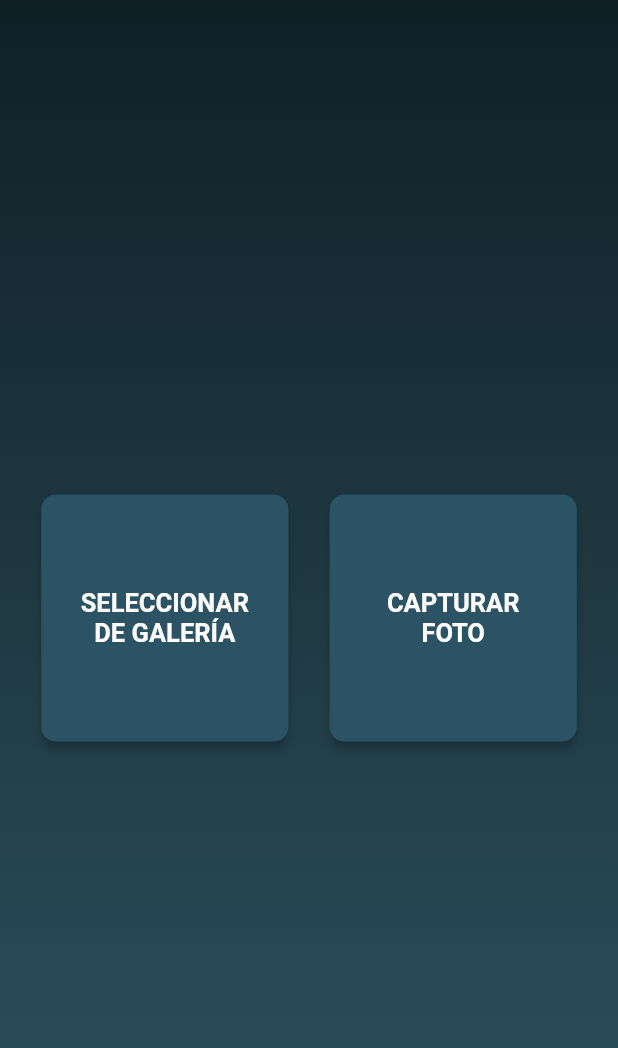
After one commit to Piero16301/DENV_Mobile, a Flutter app: the GetImagePage screen opened by its route, on a phone screen of 412 x 824 dp. The commit adds this screen. Shown: the top 1048 px of the screen. Run offline on Flutter 3.47's test engine with Material 2 defaults, Android fonts, the phone set to English and light mode, and no system bars; our stand-ins replace geolocator, google_maps_flutter, image_picker; missing offline and left inert: google_geocoding, mime_type.

Commit message:
Se termina la subida de fotos y guardado en base de datos

```diff
--- a/lib/main.dart
+++ b/lib/main.dart
@@ -1,6 +1,8 @@
-import 'package:deteccion_zonas_dengue/sources/pages/report_area_comment_page.dart';
+import 'package:deteccion_zonas_dengue/sources/pages/upload_image_page.dart';
 import 'package:flutter/material.dart';
 
+import 'package:deteccion_zonas_dengue/sources/pages/report_area_comment_page.dart';
+import 'package:deteccion_zonas_dengue/sources/pages/get_image_page.dart';
 import 'package:deteccion_zonas_dengue/sources/pages/home_page.dart';
 import 'package:deteccion_zonas_dengue/sources/pages/report_area_page.dart';
 import 'package:deteccion_zonas_dengue/sources/pages/view_map_page.dart';
@@ -23,6 +25,8 @@ class MyApp extends StatelessWidget {
         'view_map'            : (BuildContext context) => const ViewMapPage(),
         'report_area'         : (BuildContext context) => const ReportAreaPage(),
         'report_area_comment' : (BuildContext context) => const ReportAreaComment(),
+        'get_image'           : (BuildContext context) => const GetImagePage(),
+        'upload_image'        : (BuildContext context) => const UploadImagePage(),
       },
     );
   }
--- /dev/null
+++ b/lib/sources/pages/get_image_page.dart
@@ -0,0 +1,103 @@
+import 'package:flutter/material.dart';
+import 'dart:io';
+import 'package:image_picker/image_picker.dart';
+
+class GetImagePage extends StatefulWidget {
+  const GetImagePage({Key? key}) : super(key: key);
+
+  @override
+  _GetImagePageState createState() => _GetImagePageState();
+}
+
+class _GetImagePageState extends State<GetImagePage> {
+  late File image;
+
+  @override
+  Widget build(BuildContext context) {
+    final _size = MediaQuery.of(context).size;
+
+    return Scaffold(
+      body: Container(
+        height: _size.height,
+        width: _size.width,
+        decoration: const BoxDecoration(
+          gradient: LinearGradient(
+            colors: [
+              Color(0xff0f2027),
+              Color(0xff203a43),
+              Color(0xff2c5364),
+            ],
+            begin: FractionalOffset(0.0, 0.0),
+            end: FractionalOffset(0.0, 1.0),
+          ),
+        ),
+        child: Column(
+          mainAxisAlignment: MainAxisAlignment.center,
+          children: [
+            Row(
+              mainAxisAlignment: MainAxisAlignment.spaceEvenly,
+              children: [
+                buildOptionButton(
+                  _size,
+                  'Seleccionar de galería',
+                  true,
+                ),
+
+                buildOptionButton(
+                  _size,
+                  'Capturar foto',
+                  false,
+                ),
+              ],
+            )
+          ],
+        ),
+      ),
+    );
+  }
+
+  ElevatedButton buildOptionButton(Size _size, String text, bool option) {
+    return ElevatedButton(
+      child: Center(
+        child: Text(
+          text.toUpperCase(),
+          overflow: TextOverflow.clip,
+          textAlign: TextAlign.center,
+          style: const TextStyle(
+            fontWeight: FontWeight.bold,
+            fontSize: 17
+          ),
+        ),
+      ),
+      style: ButtonStyle(
+        shape: MaterialStateProperty.all<RoundedRectangleBorder>(
+          RoundedRectangleBorder(
+            borderRadius: BorderRadius.circular(10),
+          ),
+        ),
+        elevation: MaterialStateProperty.all<double>(3.0),
+        backgroundColor: MaterialStateProperty.all<Color>(const Color(0xff2c5364)),
+        maximumSize: MaterialStateProperty.all<Size>(Size(_size.width * 0.4, _size.height * 0.2)),
+      ),
+      onPressed: () {
+        if (option) {
+          // Seleccionar de galería
+          _processImage(ImageSource.gallery);
+        } else {
+          // Abrir cámara
+          _processImage(ImageSource.camera);
+        }
+      },
+    );
+  }
+
+  void _processImage(ImageSource source) async {
+    final _picker = ImagePicker();
+    final _pickedFile = await _picker.pickImage(source: source);
+    if (_pickedFile != null) {
+      image = File(_pickedFile.path);
+    }
+
+    Navigator.pushNamed(context, 'upload_image', arguments: image);
+  }
+}
--- a/lib/sources/pages/home_page.dart
+++ b/lib/sources/pages/home_page.dart
@@ -30,7 +30,6 @@ class _HomePageState extends State<HomePage> {
   @override
   Widget build(BuildContext context) {
     final _size = MediaQuery.of(context).size;
-
     final String _currentDate = DateFormat('dd/MM/yyyy').format(DateTime.now());
 
     return Scaffold(
@@ -103,7 +102,7 @@ class _HomePageState extends State<HomePage> {
                 homePageButton(
                   _size,
                   'SUBIR FOTO DE MOSQUITO',
-                  'report_area',
+                  'get_image',
                 ),
               ],
             ),
--- a/lib/sources/providers/mosquito_point_provider.dart
+++ b/lib/sources/providers/mosquito_point_provider.dart
@@ -1,6 +1,5 @@
 import 'dart:convert';
 
-import 'package:flutter/foundation.dart';
 import 'package:http/http.dart' as http;
 
 import 'package:deteccion_zonas_dengue/sources/models/mosquito_point_model.dart';
--- a/pubspec.yaml
+++ b/pubspec.yaml
@@ -41,6 +41,8 @@ dependencies:
   google_geocoding: ^0.2.0
   http: ^0.13.4
   google_maps_flutter: ^2.1.1
+  image_picker: ^0.8.4+4
+  mime_type: ^1.0.0
 
 dev_dependencies:
   flutter_test:
```
Also changed, not shown: lib/sources/models/mosquito_photo_model.dart (added, +43 -0 lines), lib/sources/pages/upload_image_page.dart (added, +272 -0 lines), lib/sources/providers/location_provider.dart (+18 -12 lines), lib/sources/providers/mosquito_photo_provider.dart (added, +68 -0 lines), 2 other files.
